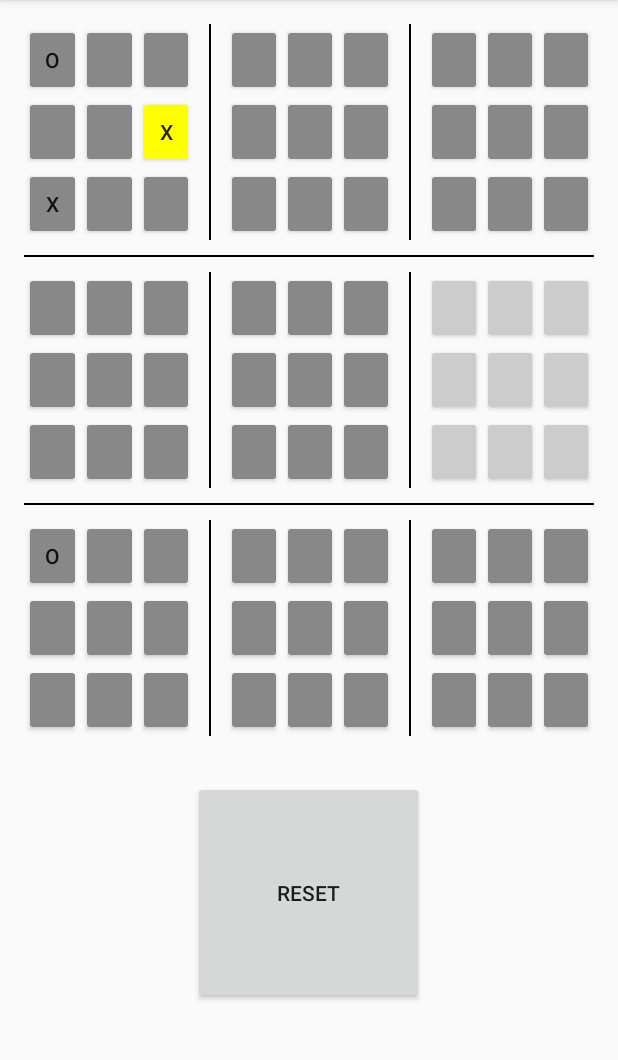
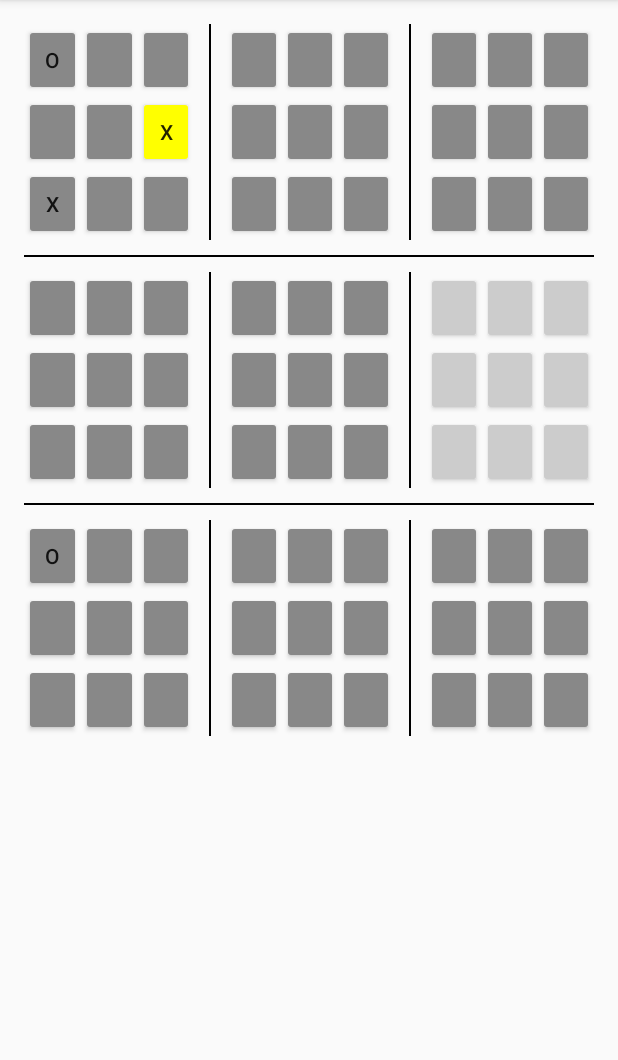
Before and after one commit to thatboytitz/Ultimate_Tic_Tac_Toe, an Android app: the screen it shows after launch (MainActivity), after a tap on an icon or button, on a phone screen of 412 x 824 dp, the part 84-1144 px from its top. Run offline under Robolectric (Android 15) with nearby library versions, the phone set to English and light mode, and no system bars; 1 other tap on this screen came first.

Commit message:
Removed extra reset button

```diff
--- a/app/src/main/res/layout/content_main.xml
+++ b/app/src/main/res/layout/content_main.xml
@@ -882,27 +882,4 @@
                 android:onClick="MyClickFunction"/>
         </LinearLayout>
     </LinearLayout>
-
-    <LinearLayout
-        android:orientation="vertical"
-        android:layout_width="match_parent"
-        android:layout_height="match_parent"
-        android:layout_below="@+id/linearLayout"
-        android:weightSum="1">
-
-        <Space
-            android:layout_width="match_parent"
-            android:layout_height="30dp"
-            android:layout_gravity="center_horizontal" />
-
-        <Button
-            android:layout_width="154dp"
-            android:layout_height="wrap_content"
-            android:text="Reset"
-            android:id="@+id/ResetButton"
-            android:layout_gravity="center_horizontal"
-            android:layout_weight="0.55"
-            android:onClick="Reset"
-            android:nestedScrollingEnabled="false" />
-    </LinearLayout>
 </RelativeLayout>
```
